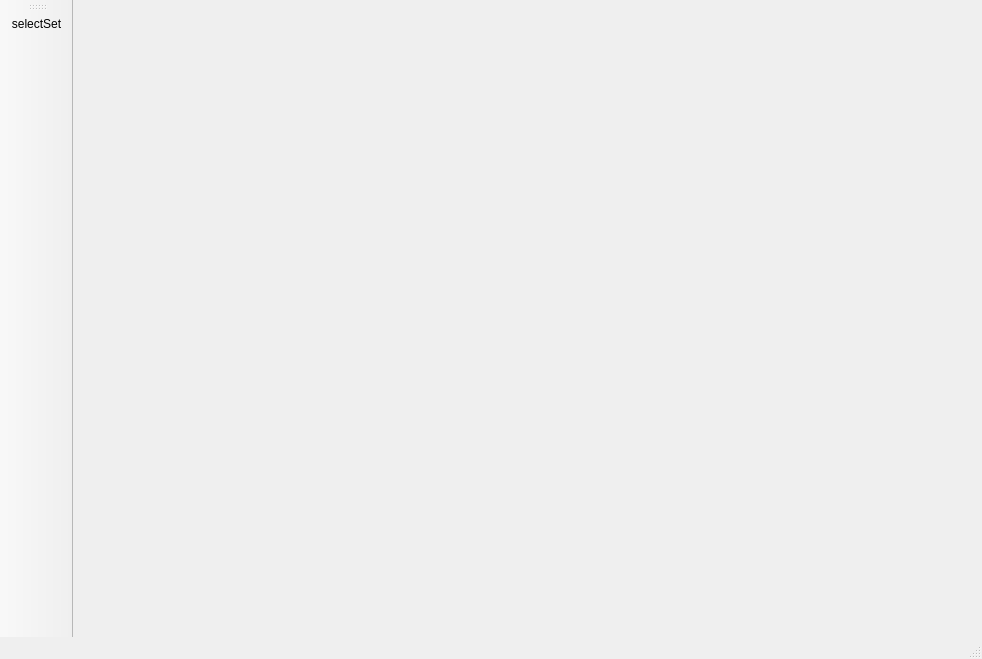
Belos10/Equip, file widgets/strengthDisturbSet.ui: the form before one commit.
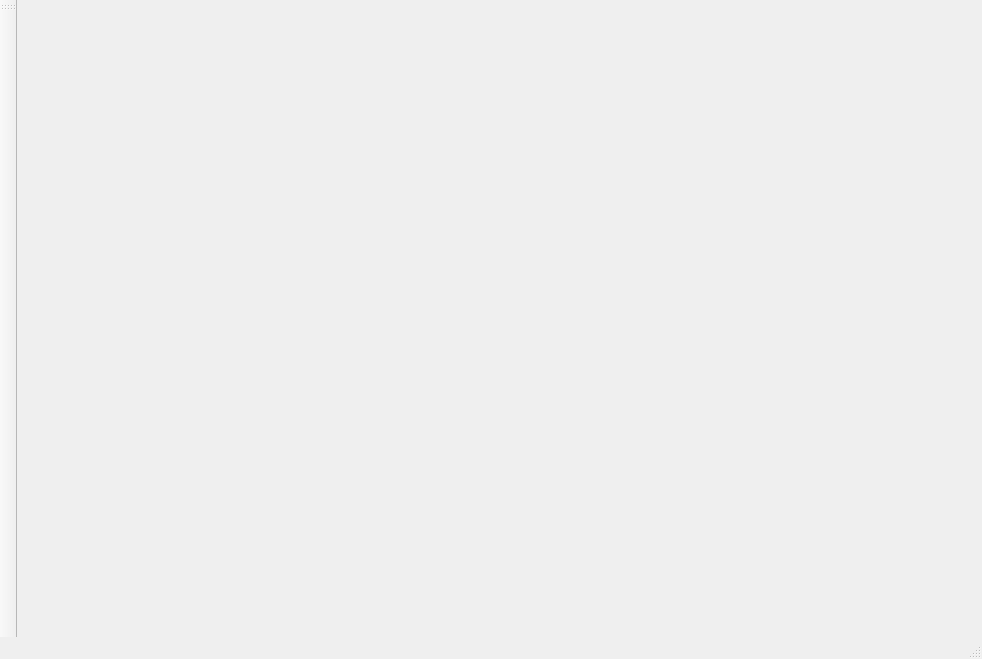
The form after the commit. Icons and pictures are not drawn.

Patch:
```diff
--- a/widgets/strengthDisturbSet.ui
+++ b/widgets/strengthDisturbSet.ui
@@ -49,17 +49,7 @@
    <attribute name="toolBarBreak">
     <bool>false</bool>
    </attribute>
-   <addaction name="actionselectSet"/>
   </widget>
-  <action name="actionselectSet">
-   <property name="icon">
-    <iconset resource="../icons/resource.qrc">
-     <normaloff>:/pic/selectSet.png</normaloff>:/pic/selectSet.png</iconset>
-   </property>
-   <property name="text">
-    <string>selectSet</string>
-   </property>
-  </action>
  </widget>
  <resources>
   <include location="../icons/resource.qrc"/>
```
